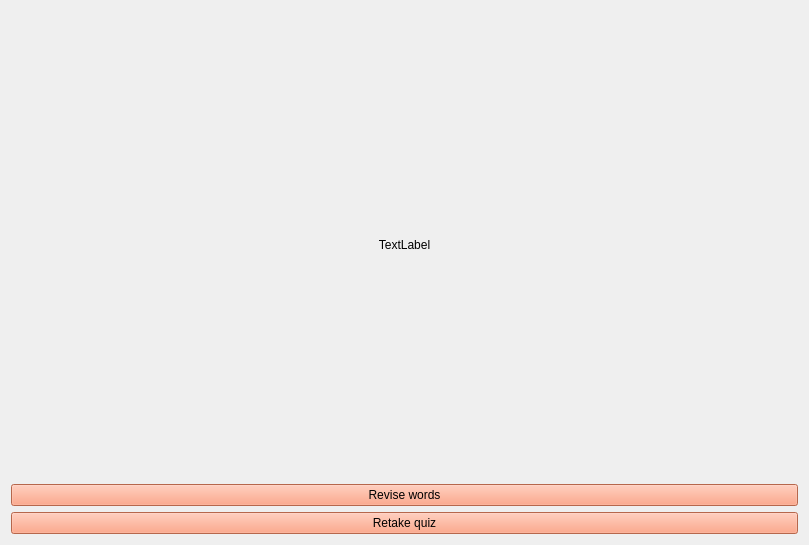
sinfillo/SpeakSavvy, file resultquizwidget.ui: the form before one commit.
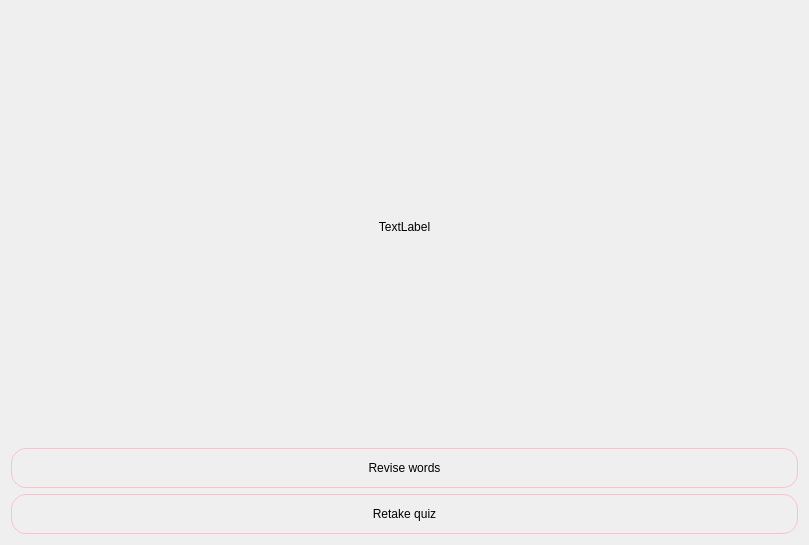
The form after the commit.

Diff of the .ui file:
```diff
--- a/resultquizwidget.ui
+++ b/resultquizwidget.ui
@@ -29,9 +29,16 @@
    </item>
    <item>
     <widget class="QPushButton" name="repeatButton">
+     <property name="minimumSize">
+      <size>
+       <width>0</width>
+       <height>40</height>
+      </size>
+     </property>
      <property name="styleSheet">
-      <string notr="true">background-color: rgb(255, 144, 106);
-font: 20pt &quot;PT Mono&quot;;</string>
+      <string notr="true">border-radius: 15;
+border: 1px solid pink;
+font: 20pt &quot;YuGothic&quot;;</string>
      </property>
      <property name="text">
       <string>Revise words</string>
@@ -40,9 +47,16 @@
    </item>
    <item>
     <widget class="QPushButton" name="backToStartButton">
+     <property name="minimumSize">
+      <size>
+       <width>0</width>
+       <height>40</height>
+      </size>
+     </property>
      <property name="styleSheet">
-      <string notr="true">background-color: rgb(255, 144, 106);
-font: 20pt &quot;PT Mono&quot;;</string>
+      <string notr="true">border-radius: 15;
+border: 1px solid pink;
+font: 20pt &quot;YuGothic&quot;;</string>
      </property>
      <property name="text">
       <string>Retake quiz</string>
```
Left out of the diff: 2 changed lines with no effect on the pictures.
